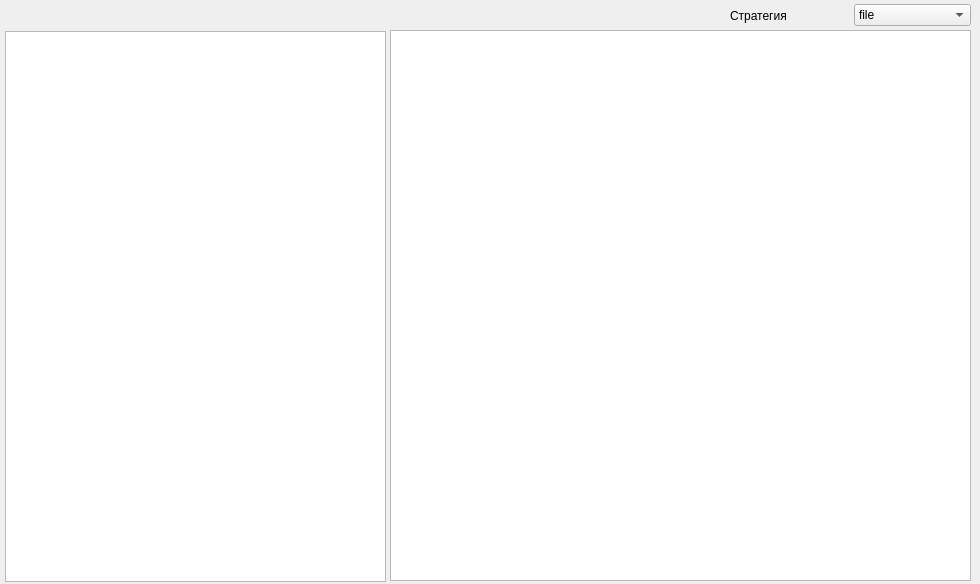
Qt form MainWindow_FileBrowse.ui (KonstantinLihota/LAB_3_2) before a commit.
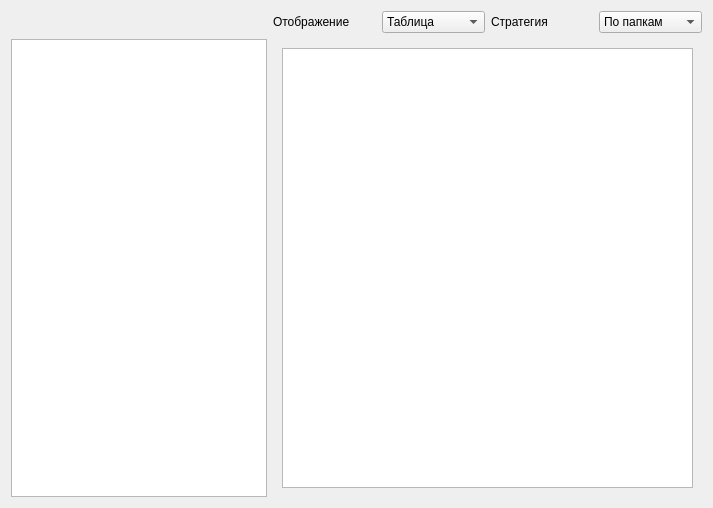
The same form after that commit. Custom widgets are drawn as their Qt base class.

The edit to the form file:
```diff
--- a/MainWindow_FileBrowse.ui
+++ b/MainWindow_FileBrowse.ui
@@ -6,25 +6,56 @@
    <rect>
     <x>0</x>
     <y>0</y>
-    <width>980</width>
-    <height>584</height>
+    <width>713</width>
+    <height>508</height>
    </rect>
   </property>
+  <property name="sizePolicy">
+   <sizepolicy hsizetype="Maximum" vsizetype="Preferred">
+    <horstretch>0</horstretch>
+    <verstretch>0</verstretch>
+   </sizepolicy>
+  </property>
   <property name="windowTitle">
    <string>Form</string>
   </property>
-  <widget class="QWidget" name="horizontalLayoutWidget">
-   <property name="geometry">
-    <rect>
-     <x>730</x>
-     <y>0</y>
-     <width>241</width>
-     <height>31</height>
-    </rect>
-   </property>
+  <layout class="QGridLayout" name="gridLayout">
+   <item row="1" column="2">
    <layout class="QHBoxLayout" name="horizontalLayout">
+     <item>
+      <widget class="QLabel" name="displayLabel">
+       <property name="text">
+        <string>Отображение</string>
+       </property>
+      </widget>
+     </item>
+     <item>
+      <widget class="QComboBox" name="displayComboBox">
+       <item>
+        <property name="text">
+         <string>Таблица</string>
+        </property>
+       </item>
+       <item>
+        <property name="text">
+         <string>Столбчатая </string>
+        </property>
+       </item>
+       <item>
+        <property name="text">
+         <string>Круглая</string>
+        </property>
+       </item>
+      </widget>
+     </item>
     <item>
      <widget class="QLabel" name="strategyLabel">
+       <property name="sizePolicy">
+        <sizepolicy hsizetype="Preferred" vsizetype="Preferred">
+         <horstretch>0</horstretch>
+         <verstretch>0</verstretch>
+        </sizepolicy>
+       </property>
       <property name="text">
        <string>Стратегия</string>
       </property>
@@ -32,9 +63,15 @@
     </item>
     <item>
      <widget class="QComboBox" name="StratComBox">
+       <property name="sizePolicy">
+        <sizepolicy hsizetype="Preferred" vsizetype="Preferred">
+         <horstretch>0</horstretch>
+         <verstretch>0</verstretch>
+        </sizepolicy>
+       </property>
       <item>
        <property name="text">
-        <string>file</string>
+         <string>По папкам</string>
        </property>
       </item>
       <item>
@@ -45,28 +82,50 @@
      </widget>
     </item>
    </layout>
-  </widget>
+   </item>
+   <item row="2" column="2">
+    <widget class="QStackedWidget" name="stackedWidget">
+     <property name="currentIndex">
+      <number>0</number>
+     </property>
+     <widget class="QWidget" name="page_3">
+      <layout class="QGridLayout" name="gridLayout_2">
+       <item row="0" column="0">
+        <widget class="QTableView" name="tableView"/>
+       </item>
+      </layout>
+     </widget>
+     <widget class="QWidget" name="page_4">
+      <layout class="QGridLayout" name="gridLayout_3">
+       <item row="0" column="0">
+        <widget class="QChartView" name="chartView"/>
+       </item>
+      </layout>
+     </widget>
+    </widget>
+   </item>
+   <item row="2" column="1">
   <widget class="QTreeView" name="treeView">
-   <property name="geometry">
-    <rect>
-     <x>5</x>
-     <y>31</y>
-     <width>381</width>
-     <height>551</height>
-    </rect>
-   </property>
-  </widget>
-  <widget class="QTableView" name="tableView">
-   <property name="geometry">
-    <rect>
-     <x>390</x>
-     <y>30</y>
-     <width>581</width>
-     <height>551</height>
-    </rect>
-   </property>
-  </widget>
- </widget>
+     <property name="sizePolicy">
+      <sizepolicy hsizetype="Fixed" vsizetype="Expanding">
+       <horstretch>0</horstretch>
+       <verstretch>0</verstretch>
+      </sizepolicy>
+     </property>
+     <attribute name="headerDefaultSectionSize">
+      <number>100</number>
+     </attribute>
+    </widget>
+   </item>
+  </layout>
+ </widget>
+ <customwidgets>
+  <customwidget>
+   <class>QChartView</class>
+   <extends>QGraphicsView</extends>
+   <header>QtCharts</header>
+  </customwidget>
+ </customwidgets>
  <resources/>
  <connections/>
 </ui>
```
Left out of the diff: 2 changed lines with no effect on the pictures. Lines whose indentation alone changed are shown as unchanged.
